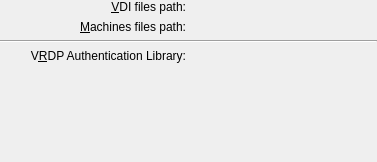
First picture: the form in vbox/src/VBox/Frontends/VirtualBox4/ui/VBoxGLSettingsGeneral.ui, repository jljuxgm/vboxgit, before the edit.
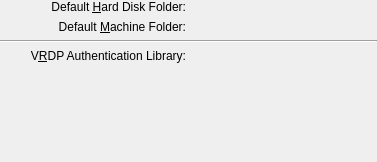
Second picture: the form after the edit. Custom widgets are drawn as their Qt base class.

Commit message:
commit_10772 ------------------------------------------------------------------------ r10772 | vboxsync | 2008-07-21 19:16:15 +0800 (Mon, 21 Jul 2008) | 1 line
FE/Qt4: NLS: Selling.
------------------------------------------------------------------------

Diff of the .ui file:
```diff
--- a/vbox/src/VBox/Frontends/VirtualBox4/ui/VBoxGLSettingsGeneral.ui
+++ b/vbox/src/VBox/Frontends/VirtualBox4/ui/VBoxGLSettingsGeneral.ui
@@ -42,7 +42,7 @@
    <item row="0" column="0" >
     <widget class="QLabel" name="mLbVdi" >
      <property name="text" >
-      <string>&amp;VDI files path:</string>
+      <string>Default &amp;Hard Disk Folder:</string>
      </property>
      <property name="alignment" >
       <set>Qt::AlignRight|Qt::AlignTrailing|Qt::AlignVCenter</set>
@@ -58,7 +58,7 @@
    <item row="1" column="0" >
     <widget class="QLabel" name="mLbMach" >
      <property name="text" >
-      <string>&amp;Machines files path:</string>
+      <string>Default &amp;Machine Folder:</string>
      </property>
      <property name="alignment" >
       <set>Qt::AlignRight|Qt::AlignTrailing|Qt::AlignVCenter</set>
```
The commit also changes 2 other files.
